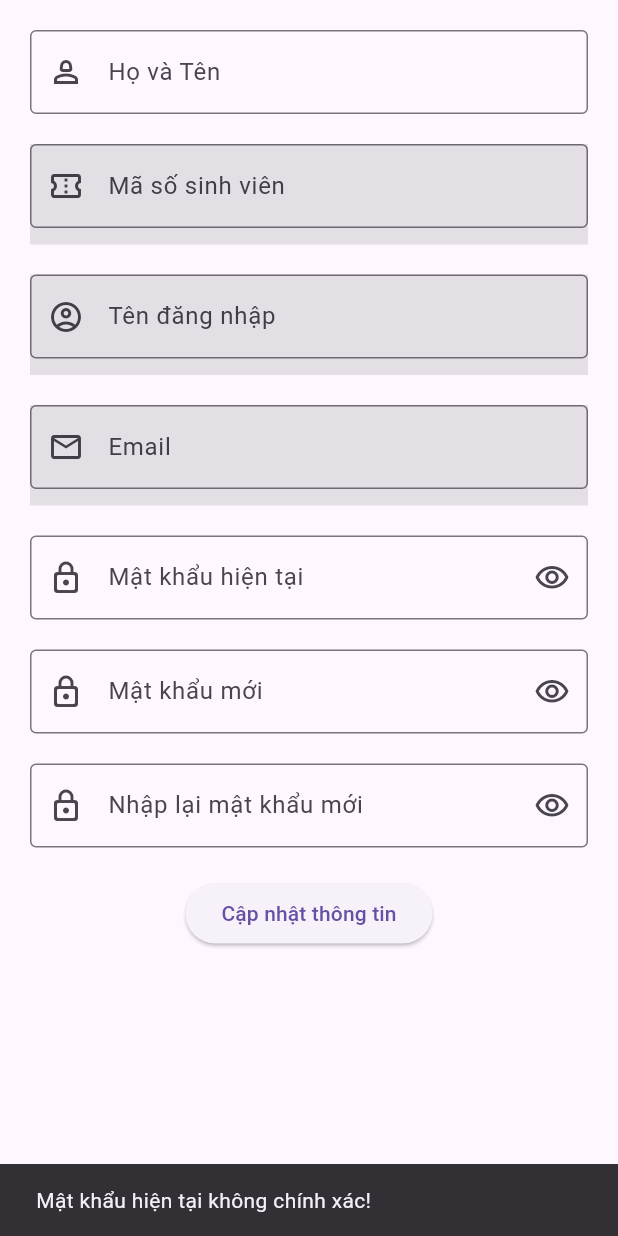
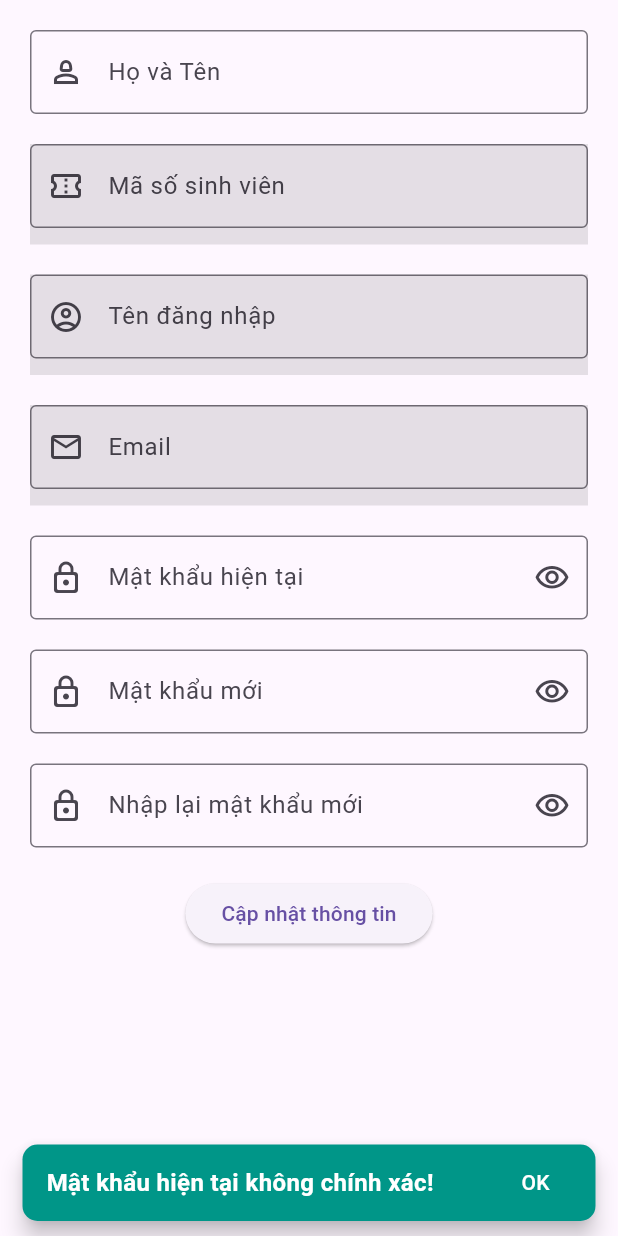
Before and after one commit to PHTA04/Multiple-Choice-Exam-Application, a Flutter app: the StudentInformation screen opened directly, after a tap on "Cập nhật thông tin", on a phone screen of 412 x 824 dp. Run offline on Flutter 3.47's test engine with Material 3 defaults, Android fonts, the phone set to English and light mode, and no system bars; our stand-ins replace circular_countdown_timer, cloud_firestore, dropdown_button2, extended_masked_text, firebase_auth, firebase_core and 7 more; accounts and stored records are empty; network calls fail.

Commit message:
update snackBar info SV

```diff
--- a/lib/ui_student/student_information.dart
+++ b/lib/ui_student/student_information.dart
@@ -29,66 +29,6 @@ class _StudentInformationState extends State<StudentInformation> {
   void initState() {
     super.initState();
     _loadStudentInformation();
-  }
-
-  void _loadStudentInformation() async {
-    User? user = FirebaseAuth.instance.currentUser;
-    if (user != null) {
-      Map<String, dynamic>? studentData = await _firebaseService.getStudentData(user.uid);
-      if (studentData != null) {
-        setState(() {
-          hoTenSinhVienController.text = studentData['hoTen'] ?? '';
-          maSoSinhVienController.text = studentData['maSoSinhVien'] ?? '';
-          tenDangNhapController.text = studentData['tenDangNhap'] ?? '';
-          emailController.text = studentData['email'] ?? '';
-        });
-      }
-    }
-  }
-
-  void _updateStudentInformation() async {
-    User? user = FirebaseAuth.instance.currentUser;
-    if (user != null) {
-      final matKhauHienTai = matKhauHienTaiController.text;
-      final matKhauMoi = matKhauMoiController.text;
-      final nhaplaiMatKhauMoi = nhaplaiMatKhauMoiController.text;
-
-      // Kiểm tra mật khẩu hiện tại
-      if (await _firebaseService.verifyCurrentPassword(user.email!, matKhauHienTai)) {
-        final updatedData = {
-          'hoTen': hoTenSinhVienController.text,
-          'email': emailController.text,
-        };
-        await _firebaseService.updateStudentData(user.uid, updatedData);
-
-        // Cập nhật mật khẩu nếu có
-        if (matKhauMoi.isNotEmpty && nhaplaiMatKhauMoi.isNotEmpty) {
-          if (matKhauMoi == nhaplaiMatKhauMoi) {
-            await _firebaseService.updatePassword(user, matKhauMoi);
-            ScaffoldMessenger.of(context).showSnackBar(
-              SnackBar(content: Text('Cập nhật thông tin và mật khẩu thành công!')),
-            );
-          } else {
-            ScaffoldMessenger.of(context).showSnackBar(
-              SnackBar(content: Text('Mật khẩu mới không khớp!')),
-            );
-          }
-        } else {
-          ScaffoldMessenger.of(context).showSnackBar(
-            SnackBar(content: Text('Cập nhật thông tin thành công!')),
-          );
-        }
-        // Reload lại trang sau khi cập nhật
-        Navigator.pushReplacement(
-          context,
-          MaterialPageRoute(builder: (context) => const HomeSinhVien()),
-        );
-      } else {
-        ScaffoldMessenger.of(context).showSnackBar(
-          SnackBar(content: Text('Mật khẩu hiện tại không chính xác!')),
-        );
-      }
-    }
   }
 
   @override
@@ -241,4 +181,84 @@ class _StudentInformationState extends State<StudentInformation> {
       ),
     );
   }
+
+  void _loadStudentInformation() async {
+    User? user = FirebaseAuth.instance.currentUser;
+    if (user != null) {
+      Map<String, dynamic>? studentData = await _firebaseService.getStudentData(user.uid);
+      if (studentData != null) {
+        setState(() {
+          hoTenSinhVienController.text = studentData['hoTen'] ?? '';
+          maSoSinhVienController.text = studentData['maSoSinhVien'] ?? '';
+          tenDangNhapController.text = studentData['tenDangNhap'] ?? '';
+          emailController.text = studentData['email'] ?? '';
+        });
+      }
+    }
+  }
+
+  void _updateStudentInformation() async {
+    User? user = FirebaseAuth.instance.currentUser;
+    if (user != null) {
+      final matKhauHienTai = matKhauHienTaiController.text;
+      final matKhauMoi = matKhauMoiController.text;
+      final nhaplaiMatKhauMoi = nhaplaiMatKhauMoiController.text;
+
+      // Kiểm tra mật khẩu hiện tại
+      if (await _firebaseService.verifyCurrentPassword(user.email!, matKhauHienTai)) {
+        final updatedData = {
+          'hoTen': hoTenSinhVienController.text,
+          'email': emailController.text,
+        };
+        await _firebaseService.updateStudentData(user.uid, updatedData);
+
+        // Cập nhật mật khẩu nếu có
+        if (matKhauMoi.isNotEmpty && nhaplaiMatKhauMoi.isNotEmpty) {
+          if (matKhauMoi.length < 6 || nhaplaiMatKhauMoi.length < 6) {
+            showMessage('Mật khẩu mới và nhập lại mật khẩu phải có ít nhất 6 ký tự!');
+          } else if (matKhauMoi == nhaplaiMatKhauMoi) {
+            await _firebaseService.updatePassword(user, matKhauMoi);
+            showMessage('Cập nhật thông tin và mật khẩu thành công!');
+          } else if(matKhauMoi != nhaplaiMatKhauMoi){
+            showMessage('Mật khẩu mới không khớp!');
+          }
+        } else {
+          showMessage('Cập nhật thông tin thành công!');
+        }
+
+        Navigator.pushReplacement(
+          context,
+          MaterialPageRoute(builder: (context) => const HomeSinhVien()),
+        );
+      } else {
+        showMessage('Mật khẩu hiện tại không chính xác!');
+      }
+    }
+  }
+
+  void showMessage(String message) {
+    final snackBar = SnackBar(
+      content: Text(
+        message,
+        style: const TextStyle(
+          color: Colors.white,
+          fontSize: 16.0,
+          fontWeight: FontWeight.bold,
+        ),
+      ),
+      backgroundColor: Colors.teal,
+      behavior: SnackBarBehavior.floating,
+      shape: RoundedRectangleBorder(
+        borderRadius: BorderRadius.circular(10),
+      ),
+      duration: const Duration(seconds: 2),
+      action: SnackBarAction(
+        label: 'OK',
+        textColor: Colors.white,
+        onPressed: () {},
+      ),
+    );
+
+    ScaffoldMessenger.of(context).showSnackBar(snackBar);
+  }
 }
--- a/lib/ui_teacher/question_bank/question_bank.dart
+++ b/lib/ui_teacher/question_bank/question_bank.dart
@@ -7,7 +7,6 @@ import 'package:multiple_choice_exam/ui_teacher/question_bank/view_question.dart
 import 'package:multiple_choice_exam/ui_teacher/question_bank/view_subject.dart';
 import 'package:multiple_choice_exam/ui_teacher/question_bank/view_topic.dart';
 import 'package:multiple_choice_exam/ui_teacher/register_login/sign_in.dart';
-import 'package:multiple_choice_exam/ui_teacher/score_management/score_management.dart';
 import 'package:multiple_choice_exam/ui_teacher/test_administration/test_administration.dart';
 
 class QuestionBank extends StatefulWidget {
--- a/lib/ui_teacher/score_management/score_management.dart
+++ /dev/null
@@ -1,21 +0,0 @@
-import 'package:flutter/material.dart';
-
-class ScoreManagement extends StatefulWidget {
-  const ScoreManagement({super.key});
-
-  @override
-  State<ScoreManagement> createState() => _ScoreManagementState();
-}
-
-class _ScoreManagementState extends State<ScoreManagement> {
-  @override
-  Widget build(BuildContext context) {
-    return Scaffold(
-      body: Padding(
-        padding: const EdgeInsets.all(20.0),
-        child: const Text("data"),
-      ),
-    );
-  }
-
-}
```
